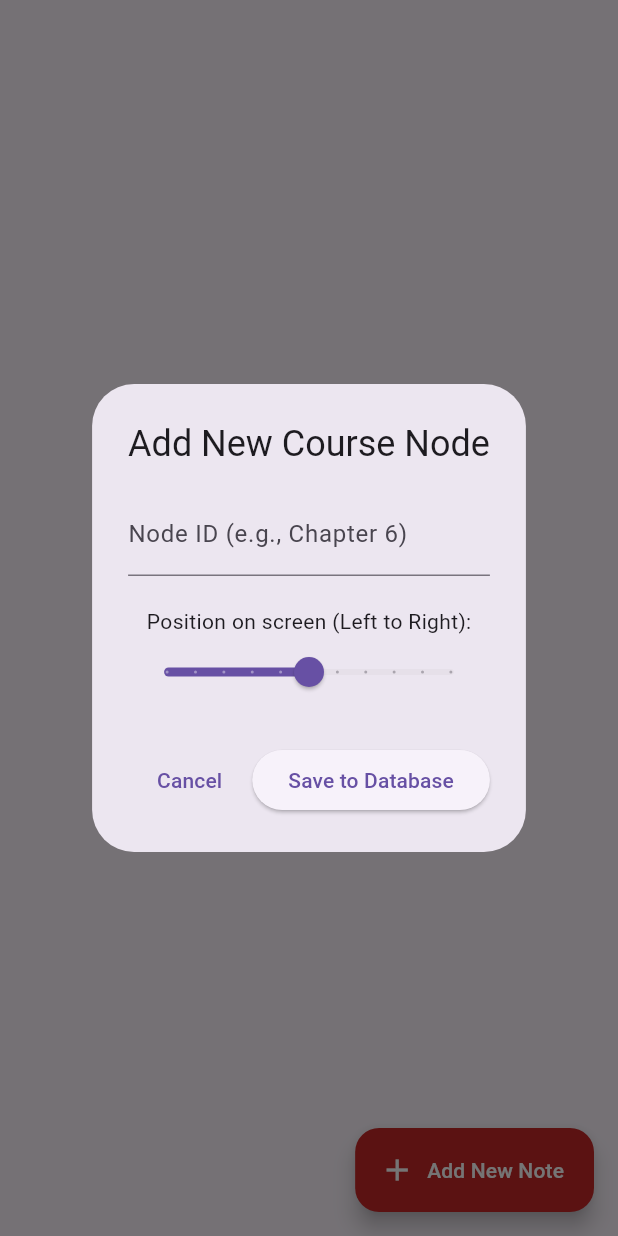
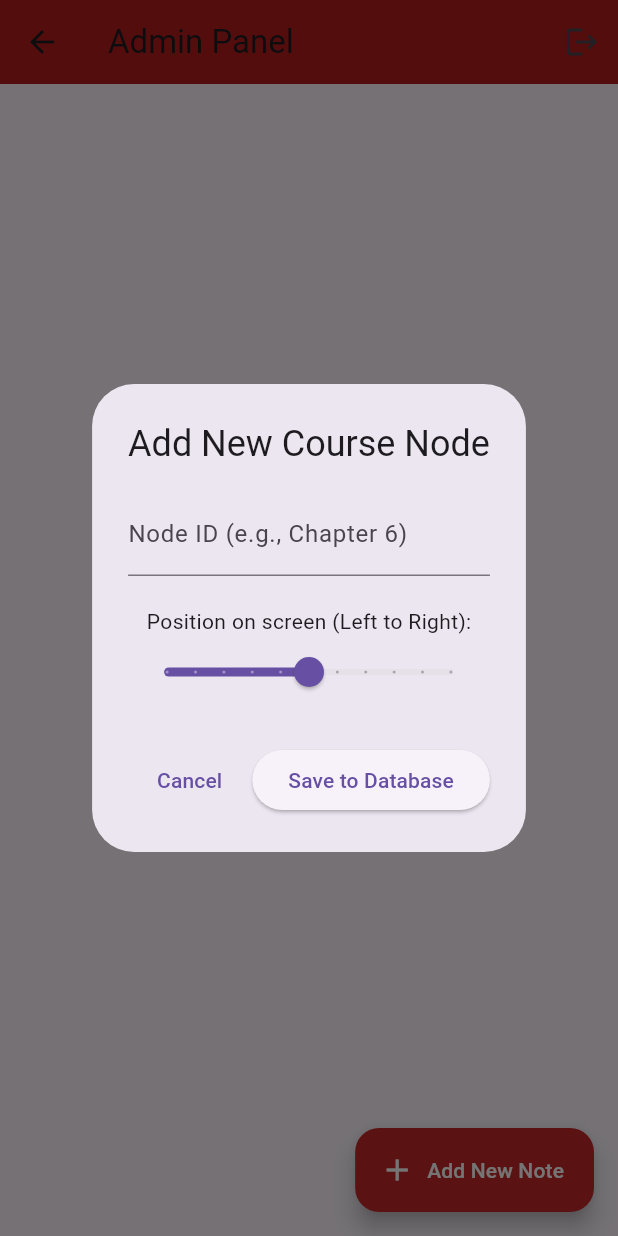
Before and after one commit to Ryan0221/cikgoo_math_ai, a Flutter app: the AdminDashboard screen opened directly, after a tap on "Add New Note", on a phone screen of 412 x 824 dp. Run offline on Flutter 3.47's test engine with Material 3 defaults, Android fonts, the phone set to English and light mode, and no system bars; our stand-ins replace cloud_firestore, firebase_auth, firebase_core, google_sign_in; accounts and stored records are empty.

```diff
--- a/lib/pages/admin_dashboard.dart
+++ b/lib/pages/admin_dashboard.dart
@@ -1,8 +1,16 @@
 import 'package:flutter/material.dart';
-import 'package:cikgoo_math_ai/services/firebase_service.dart';
+import 'package:cikgoo_math_ai/services/firestore_service.dart';
+import 'package:firebase_auth/firebase_auth.dart';
+import 'package:google_sign_in/google_sign_in.dart';
 
 class AdminDashboard extends StatelessWidget {
   const AdminDashboard({super.key});
+
+  Future<void> _signOut(BuildContext context) async {
+    await GoogleSignIn().signOut(); // Sign out from Google
+    await FirebaseAuth.instance.signOut(); // Sign out from Firebase
+  }
+
   void _showAddNoteDialog(BuildContext context) {
     final TextEditingController idController = TextEditingController();
     double selectedAlignX = 0.0;
@@ -68,9 +76,22 @@ class AdminDashboard extends StatelessWidget {
       },
     );
   }
+
   @override
   Widget build(BuildContext context) {
     return Scaffold(
+      // Add an AppBar with a logout button
+      appBar: AppBar(
+        title: const Text("Admin Panel"),
+        backgroundColor: Colors.red[900],
+        actions: [
+          IconButton(
+            onPressed: () => _signOut(context),
+            icon: const Icon(Icons.logout),
+            tooltip: 'Logout',
+          ),
+        ],
+      ),
       body: const Center(
         child: Text("Notes list will go here!"),
       ),
--- a/pubspec.yaml
+++ b/pubspec.yaml
@@ -31,14 +31,14 @@ dependencies:
   flutter:
     sdk: flutter
   http: ^1.2.0
-  firebase_core: ^3.13.0
+  firebase_core: ^3.15.2
   firebase_auth: ^5.5.0
   google_sign_in: ^6.2.1
 
   # The following adds the Cupertino Icons font to your application.
   # Use with the CupertinoIcons class for iOS style icons.
   cupertino_icons: ^1.0.8
-  cloud_firestore: ^5.6.10
+  cloud_firestore: ^5.6.12
 
 dev_dependencies:
   flutter_test:
```
Also changed, not shown: lib/services/firestore_service.dart (renamed from lib/services/firebase_service.dart), pubspec.lock, 1 other file.
